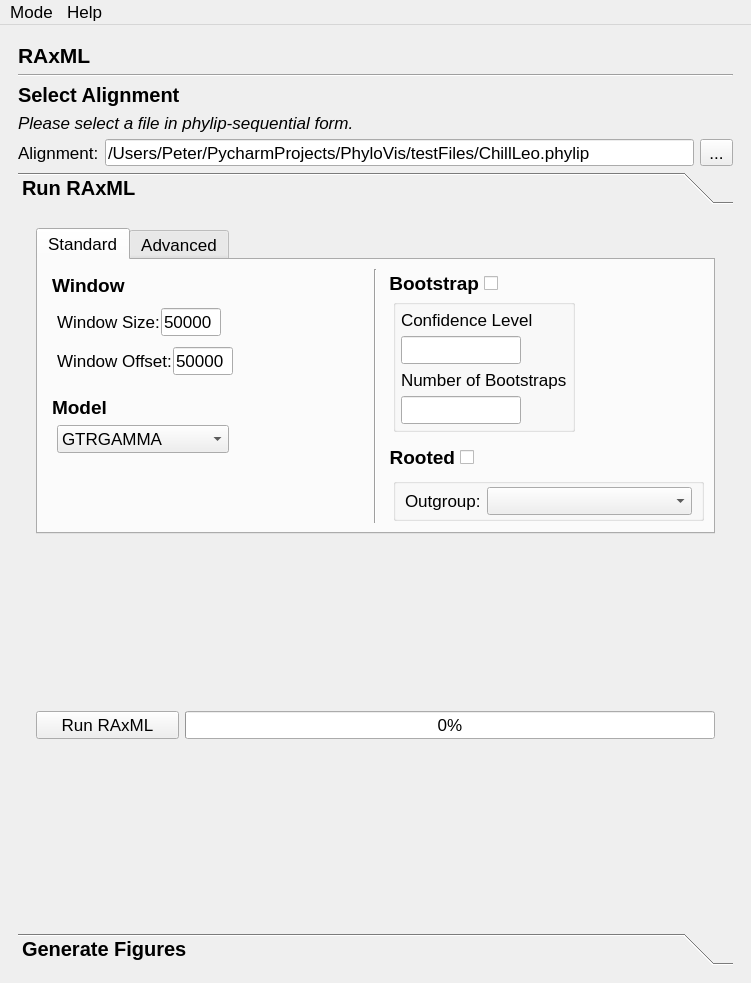
Qt form module/gui_layout.ui (chilleo/ALPHA) before a commit.
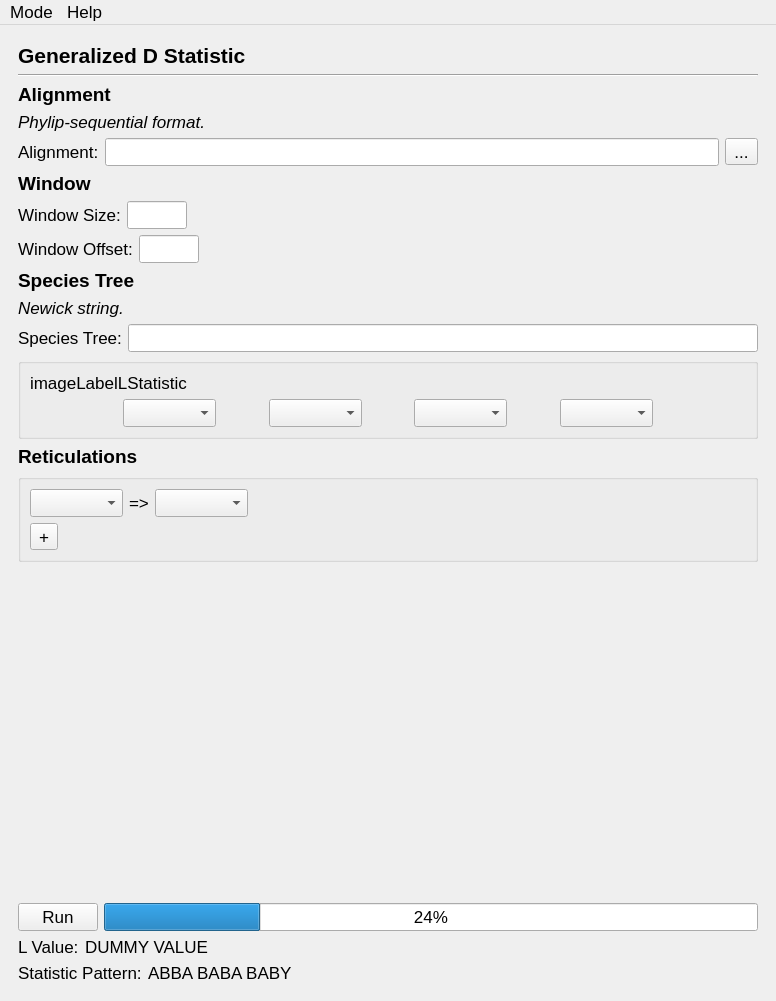
The same form after that commit. The open tabs and pages were chosen to show the change.

Commit message: new l statistic gui, auto generates tree image

What changed in the file:
```diff
--- a/module/gui_layout.ui
+++ b/module/gui_layout.ui
@@ -6,8 +6,8 @@
    <rect>
     <x>0</x>
     <y>0</y>
-    <width>751</width>
-    <height>983</height>
+    <width>776</width>
+    <height>1001</height>
    </rect>
   </property>
   <property name="sizePolicy">
@@ -354,8 +354,8 @@
               <rect>
                <x>0</x>
                <y>0</y>
-               <width>589</width>
-               <height>418</height>
+               <width>726</width>
+               <height>741</height>
               </rect>
              </property>
              <attribute name="label">
@@ -3240,6 +3240,493 @@
           </item>
          </layout>
         </widget>
+        <widget class="QWidget" name="lStatisticPage">
+         <layout class="QVBoxLayout" name="verticalLayout_20">
+          <item>
+           <widget class="QLabel" name="label_38">
+            <property name="font">
+             <font>
+              <pointsize>16</pointsize>
+              <weight>75</weight>
+              <bold>true</bold>
+             </font>
+            </property>
+            <property name="text">
+             <string>Generalized D Statistic</string>
+            </property>
+           </widget>
+          </item>
+          <item>
+           <widget class="Line" name="line">
+            <property name="orientation">
+             <enum>Qt::Horizontal</enum>
+            </property>
+           </widget>
+          </item>
+          <item>
+           <widget class="QLabel" name="label_11">
+            <property name="font">
+             <font>
+              <pointsize>14</pointsize>
+              <weight>75</weight>
+              <bold>true</bold>
+             </font>
+            </property>
+            <property name="text">
+             <string>Alignment</string>
+            </property>
+           </widget>
+          </item>
+          <item>
+           <widget class="QLabel" name="label_6">
+            <property name="font">
+             <font>
+              <italic>true</italic>
+             </font>
+            </property>
+            <property name="text">
+             <string>Phylip-sequential format.</string>
+            </property>
+           </widget>
+          </item>
+          <item>
+           <layout class="QHBoxLayout" name="horizontalLayout_58">
+            <item>
+             <widget class="QLabel" name="label_44">
+              <property name="text">
+               <string>Alignment:</string>
+              </property>
+             </widget>
+            </item>
+            <item>
+             <widget class="QLineEdit" name="lineEdit"/>
+            </item>
+            <item>
+             <widget class="QToolButton" name="toolButton">
+              <property name="text">
+               <string>...</string>
+              </property>
+             </widget>
+            </item>
+           </layout>
+          </item>
+          <item>
+           <widget class="QLabel" name="label_42">
+            <property name="font">
+             <font>
+              <pointsize>14</pointsize>
+              <weight>75</weight>
+              <bold>true</bold>
+             </font>
+            </property>
+            <property name="text">
+             <string>Window</string>
+            </property>
+           </widget>
+          </item>
+          <item>
+           <layout class="QHBoxLayout" name="horizontalLayout_50">
+            <item>
+             <widget class="QLabel" name="label_10">
+              <property name="text">
+               <string>Window Size:</string>
+              </property>
+             </widget>
+            </item>
+            <item>
+             <widget class="QLineEdit" name="lineEdit_3">
+              <property name="maximumSize">
+               <size>
+                <width>60</width>
+                <height>16777215</height>
+               </size>
+              </property>
+             </widget>
+            </item>
+            <item>
+             <spacer name="horizontalSpacer_12">
+              <property name="orientation">
+               <enum>Qt::Horizontal</enum>
+              </property>
+              <property name="sizeHint" stdset="0">
+               <size>
+                <width>40</width>
+                <height>20</height>
+               </size>
+              </property>
+             </spacer>
+            </item>
+           </layout>
+          </item>
+          <item>
+           <layout class="QHBoxLayout" name="horizontalLayout_56">
+            <item>
+             <widget class="QLabel" name="label_40">
+              <property name="text">
+               <string>Window Offset:</string>
+              </property>
+             </widget>
+            </item>
+            <item>
+             <widget class="QLineEdit" name="lineEdit_4">
+              <property name="maximumSize">
+               <size>
+                <width>60</width>
+                <height>16777215</height>
+               </size>
+              </property>
+             </widget>
+            </item>
+            <item>
+             <spacer name="horizontalSpacer_38">
+              <property name="orientation">
+               <enum>Qt::Horizontal</enum>
+              </property>
+              <property name="sizeHint" stdset="0">
+               <size>
+                <width>40</width>
+                <height>20</height>
+               </size>
+              </property>
+             </spacer>
+            </item>
+           </layout>
+          </item>
+          <item>
+           <widget class="QLabel" name="label_5">
+            <property name="font">
+             <font>
+              <pointsize>14</pointsize>
+              <weight>75</weight>
+              <bold>true</bold>
+             </font>
+            </property>
+            <property name="text">
+             <string>Species Tree</string>
+            </property>
+           </widget>
+          </item>
+          <item>
+           <widget class="QLabel" name="label_43">
+            <property name="font">
+             <font>
+              <italic>true</italic>
+             </font>
+            </property>
+            <property name="text">
+             <string>Newick string.</string>
+            </property>
+           </widget>
+          </item>
+          <item>
+           <layout class="QHBoxLayout" name="horizontalLayout_57">
+            <item>
+             <widget class="QLabel" name="label_41">
+              <property name="text">
+               <string>Species Tree:</string>
+              </property>
+             </widget>
+            </item>
+            <item>
+             <widget class="QLineEdit" name="lineEdit_2"/>
+            </item>
+           </layout>
+          </item>
+          <item>
+           <widget class="QGroupBox" name="groupBox">
+            <property name="title">
+             <string/>
+            </property>
+            <layout class="QVBoxLayout" name="verticalLayout_18">
+             <item>
+              <widget class="QLabel" name="label_29">
+               <property name="text">
+                <string>imageLabelLStatistic</string>
+               </property>
+              </widget>
+             </item>
+             <item>
+              <layout class="QHBoxLayout" name="horizontalLayout_52">
+               <item>
+                <spacer name="horizontalSpacer_26">
+                 <property name="orientation">
+                  <enum>Qt::Horizontal</enum>
+                 </property>
+                 <property name="sizeHint" stdset="0">
+                  <size>
+                   <width>40</width>
+                   <height>20</height>
+                  </size>
+                 </property>
+                </spacer>
+               </item>
+               <item>
+                <spacer name="horizontalSpacer_28">
+                 <property name="orientation">
+                  <enum>Qt::Horizontal</enum>
+                 </property>
+                 <property name="sizeHint" stdset="0">
+                  <size>
+                   <width>40</width>
+                   <height>20</height>
+                  </size>
+                 </property>
+                </spacer>
+               </item>
+               <item>
+                <widget class="QComboBox" name="comboBox_4"/>
+               </item>
+               <item>
+                <spacer name="horizontalSpacer_29">
+                 <property name="orientation">
+                  <enum>Qt::Horizontal</enum>
+                 </property>
+                 <property name="sizeHint" stdset="0">
+                  <size>
+                   <width>40</width>
+                   <height>20</height>
+                  </size>
+                 </property>
+                </spacer>
+               </item>
+               <item>
+                <widget class="QComboBox" name="comboBox_6"/>
+               </item>
+               <item>
+                <spacer name="horizontalSpacer_32">
+                 <property name="orientation">
+                  <enum>Qt::Horizontal</enum>
+                 </property>
+                 <property name="sizeHint" stdset="0">
+                  <size>
+                   <width>40</width>
+                   <height>20</height>
+                  </size>
+                 </property>
+                </spacer>
+               </item>
+               <item>
+                <widget class="QComboBox" name="comboBox_5"/>
+               </item>
+               <item>
+                <spacer name="horizontalSpacer_33">
+                 <property name="orientation">
+                  <enum>Qt::Horizontal</enum>
+                 </property>
+                 <property name="sizeHint" stdset="0">
+                  <size>
+                   <width>40</width>
+                   <height>20</height>
+                  </size>
+                 </property>
+                </spacer>
+               </item>
+               <item>
+                <widget class="QComboBox" name="comboBox_3"/>
+               </item>
+               <item>
+                <spacer name="horizontalSpacer_34">
+                 <property name="orientation">
+                  <enum>Qt::Horizontal</enum>
+                 </property>
+                 <property name="sizeHint" stdset="0">
+                  <size>
+                   <width>40</width>
+                   <height>20</height>
+                  </size>
+                 </property>
+                </spacer>
+               </item>
+               <item>
+                <spacer name="horizontalSpacer_35">
+                 <property name="orientation">
+                  <enum>Qt::Horizontal</enum>
+                 </property>
+                 <property name="sizeHint" stdset="0">
+                  <size>
+                   <width>40</width>
+                   <height>20</height>
+                  </size>
+                 </property>
+                </spacer>
+               </item>
+              </layout>
+             </item>
+            </layout>
+           </widget>
+          </item>
+          <item>
+           <widget class="QLabel" name="label_39">
+            <property name="font">
+             <font>
+              <pointsize>14</pointsize>
+              <weight>75</weight>
+              <bold>true</bold>
+             </font>
+            </property>
+            <property name="text">
+             <string>Reticulations</string>
+            </property>
+           </widget>
+          </item>
+          <item>
+           <widget class="QGroupBox" name="groupBox_3">
+            <property name="title">
+             <string/>
+            </property>
+            <layout class="QVBoxLayout" name="verticalLayout_19">
+             <item>
+              <layout class="QHBoxLayout" name="horizontalLayout_53">
+               <item>
+                <widget class="QComboBox" name="comboBox_2"/>
+               </item>
+               <item>
+                <widget class="QLabel" name="label_30">
+                 <property name="text">
+                  <string>=&gt;</string>
+                 </property>
+                </widget>
+               </item>
+               <item>
+                <widget class="QComboBox" name="comboBox"/>
+               </item>
+               <item>
+                <spacer name="horizontalSpacer_36">
+                 <property name="orientation">
+                  <enum>Qt::Horizontal</enum>
+                 </property>
+                 <property name="sizeHint" stdset="0">
+                  <size>
+                   <width>40</width>
+                   <height>20</height>
+                  </size>
+                 </property>
+                </spacer>
+               </item>
+              </layout>
+             </item>
+             <item>
+              <layout class="QHBoxLayout" name="horizontalLayout_55">
+               <item>
+                <widget class="QToolButton" name="toolButton_2">
+                 <property name="text">
+                  <string>+</string>
+                 </property>
+                </widget>
+               </item>
+               <item>
+                <spacer name="horizontalSpacer_37">
+                 <property name="orientation">
+                  <enum>Qt::Horizontal</enum>
+                 </property>
+                 <property name="sizeHint" stdset="0">
+                  <size>
+                   <width>40</width>
+                   <height>20</height>
+                  </size>
+                 </property>
+                </spacer>
+               </item>
+              </layout>
+             </item>
+            </layout>
+           </widget>
+          </item>
+          <item>
+           <spacer name="verticalSpacer_15">
+            <property name="orientation">
+             <enum>Qt::Vertical</enum>
+            </property>
+            <property name="sizeHint" stdset="0">
+             <size>
+              <width>20</width>
+              <height>40</height>
+             </size>
+            </property>
+           </spacer>
+          </item>
+          <item>
+           <layout class="QHBoxLayout" name="horizontalLayout_59">
+            <item>
+             <widget class="QPushButton" name="pushButton">
+              <property name="text">
+               <string>Run</string>
+              </property>
+             </widget>
+            </item>
+            <item>
+             <widget class="QProgressBar" name="progressBar_2">
+              <property name="value">
+               <number>24</number>
+              </property>
+             </widget>
+            </item>
+           </layout>
+          </item>
+          <item>
+           <layout class="QHBoxLayout" name="horizontalLayout_60">
+            <item>
+             <widget class="QLabel" name="label_45">
+              <property name="text">
+               <string>L Value:</string>
+              </property>
+             </widget>
+            </item>
+            <item>
+             <widget class="QLabel" name="label_46">
+              <property name="text">
+               <string>DUMMY VALUE</string>
+              </property>
+             </widget>
+            </item>
+            <item>
+             <spacer name="horizontalSpacer_39">
+              <property name="orientation">
+               <enum>Qt::Horizontal</enum>
+              </property>
+              <property name="sizeHint" stdset="0">
+               <size>
+                <width>40</width>
+                <height>20</height>
+               </size>
+              </property>
+             </spacer>
+            </item>
+           </layout>
+          </item>
+          <item>
+           <layout class="QHBoxLayout" name="horizontalLayout_61">
+            <item>
+             <widget class="QLabel" name="label_47">
+              <property name="text">
+               <string>Statistic Pattern:</string>
+              </property>
+             </widget>
+            </item>
+            <item>
+             <widget class="QLabel" name="label_48">
+              <property name="text">
+               <string>ABBA BABA BABY</string>
+              </property>
+             </widget>
+            </item>
+            <item>
+             <spacer name="horizontalSpacer_40">
+              <property name="orientation">
+               <enum>Qt::Horizontal</enum>
+              </property>
+              <property name="sizeHint" stdset="0">
+               <size>
+                <width>40</width>
+                <height>20</height>
+               </size>
+              </property>
+             </spacer>
+            </item>
+           </layout>
+          </item>
+         </layout>
+        </widget>
        </widget>
       </item>
      </layout>
@@ -3251,8 +3738,8 @@
     <rect>
      <x>0</x>
      <y>0</y>
-     <width>751</width>
-     <height>26</height>
+     <width>776</width>
+     <height>22</height>
     </rect>
    </property>
    <property name="styleSheet">
```
Left out of the diff: 19 changed lines with no effect on the pictures. The commit also changes 6 other files.
